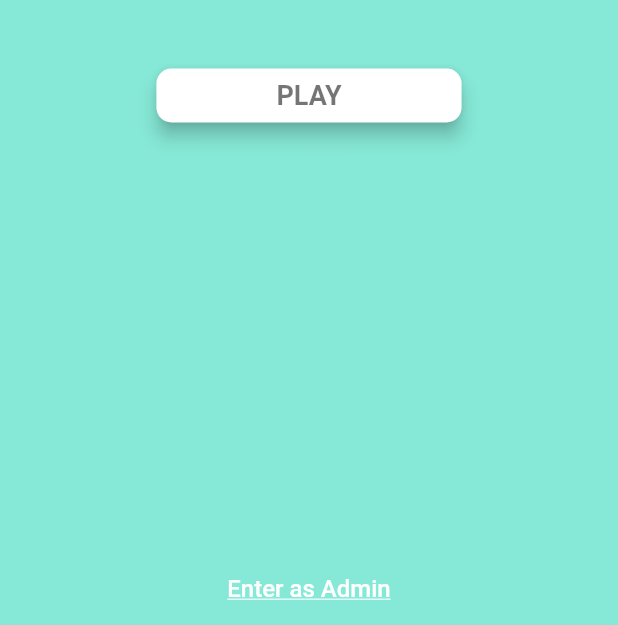
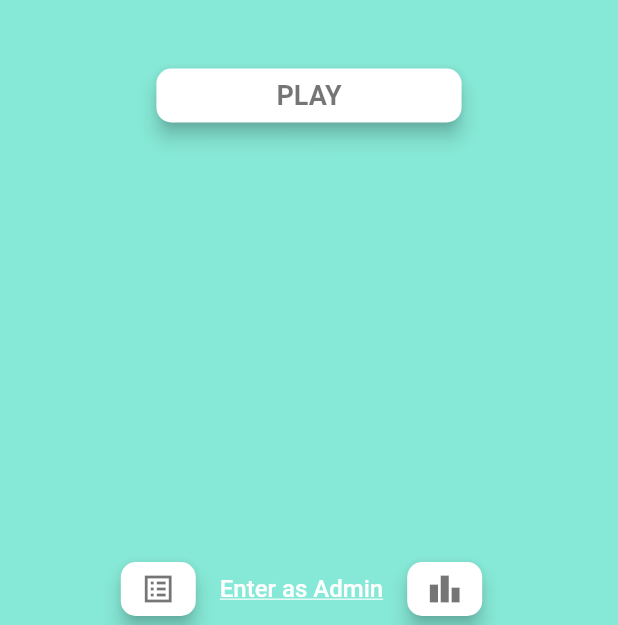
Before and after one commit to edurbrito/guess-it, a Flutter app: the screen it shows after launch, on a phone screen of 412 x 824 dp, the part 611-1236 px from its top. Run offline on Flutter 3.47's test engine with Material 2 defaults, Android fonts, the phone set to English and light mode, and no system bars.

Commit message:
Added Leaderboards

```diff
--- a/guess-it/guess_it_app/lib/screens/landing-page/landing-page.dart
+++ b/guess-it/guess_it_app/lib/screens/landing-page/landing-page.dart
@@ -1,6 +1,7 @@
 import 'package:flutter/cupertino.dart';
 import 'package:flutter/material.dart';
 import 'package:guess_it_app/screens/admin-code-page/admin-code-page.dart';
+import 'package:guess_it_app/screens/leaderboards-page/leaderboards-page.dart';
 import 'package:guess_it_app/screens/player-page/player-page.dart';
 
 class LandingPanel extends StatelessWidget {
@@ -63,11 +64,42 @@ class LandingPanel extends StatelessWidget {
             ),
           ),
           Expanded(
-            child: Container(
-              child: Column(
-                mainAxisAlignment: MainAxisAlignment.end,
-                crossAxisAlignment: CrossAxisAlignment.center,
-                children: [
+            child: Align(
+              alignment: FractionalOffset.bottomCenter,
+              child: MaterialButton(
+                onPressed: () => {},
+                child:
+                Row(
+                  mainAxisAlignment: MainAxisAlignment.center,
+                  crossAxisAlignment: CrossAxisAlignment.end,
+                  children: <Widget>[
+                    SizedBox(
+                      width:50,
+                      child:
+                      RaisedButton(
+                        onPressed: () => {
+                          Navigator.push(
+                            context,
+                            MaterialPageRoute(builder: (context) => Leaderboards()),
+                          ),
+                        },
+                        color: Colors.white,
+                        textColor: Colors.black54,
+                        shape: RoundedRectangleBorder(
+                            borderRadius: BorderRadius.circular(10.0)
+                        ),
+                        padding: EdgeInsets.fromLTRB(0, 0, 0, 0),
+                        elevation: 5,
+                        colorBrightness: Brightness.dark,
+                        child: Icon(
+                          Icons.list_alt_sharp,
+                          color: Colors.black54,
+                          size: 24.0,
+                          semanticLabel: 'Settings',
+                        ),
+                      ),
+                    ),
+                    Container(child:
                       FlatButton(
                         onPressed: () {
                           Navigator.push(
@@ -84,10 +116,41 @@ class LandingPanel extends StatelessWidget {
                           ),
                         ),
                       ),
+                    ),
+                    SizedBox(
+                      width:50,
+                      child:
+                      RaisedButton(
+                        onPressed: () => {
+                          Navigator.push(
+                            context,
+                            MaterialPageRoute(builder: (context) => Leaderboards()),
+                          ),
+                        },
+                        color: Colors.white,
+                        textColor: Colors.black54,
+                        shape: RoundedRectangleBorder(
+                            borderRadius: BorderRadius.circular(10.0)
+                        ),
+                        padding: EdgeInsets.fromLTRB(0, 0, 0, 0),
+                        elevation: 5,
+                        colorBrightness: Brightness.dark,
+                        child: Icon(
+                          Icons.leaderboard,
+                          color: Colors.black54,
+                          size: 24.0,
+                          semanticLabel: 'Leaderboards',
+                        ),
+                      ),
+                    ),
+                    SizedBox(width: 10),
+
                   ],
                 ),
               ),
             ),
+          ),
+
         ],
       ),
       backgroundColor: Color.fromRGBO(134, 232, 214, 1.0),
--- a/guess-it/guess_it_app/pubspec.yaml
+++ b/guess-it/guess_it_app/pubspec.yaml
@@ -47,6 +47,7 @@ flutter:
   #   - images/a_dot_ham.jpeg
   assets:
     - images/
+    - images/podium.png
 
   # An image asset can refer to one or more resolution-specific "variants", see
   # https://flutter.dev/assets-and-images/#resolution-aware.
```
Also changed, not shown: guess-it/guess_it_app/lib/screens/leaderboards-page/leaderboards-page.dart (added, +262 -0 lines), guess-it/guess_it_app/images/podium.png (added), guess-it/guess_it_app/lib/main.dart (line endings or trailing spaces), 1 other file. Lines whose indentation alone changed are shown as unchanged.
